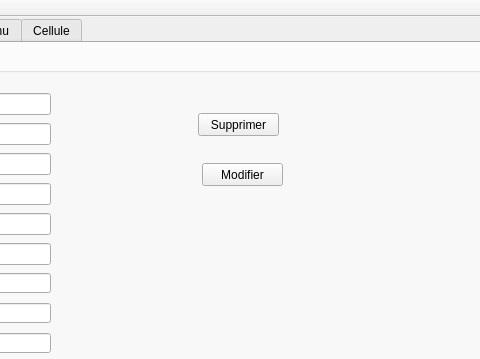
Qt form mainwindow.ui (nefissaKhiari/Smart_Police_Station_2A20) before a commit; both pictures show x 164 to 644 and y 0 to 359 of the 1011 by 837 pixel window.
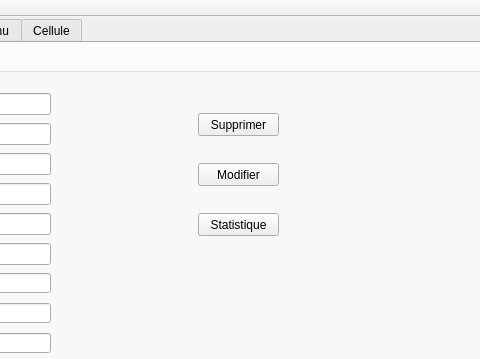
The same form after that commit. The open tabs and pages were chosen to show the change.

```diff
--- a/mainwindow.ui
+++ b/mainwindow.ui
@@ -314,7 +314,7 @@
       <widget class="QPushButton" name="pb_modifier">
        <property name="geometry">
         <rect>
-         <x>364</x>
+         <x>360</x>
          <y>110</y>
          <width>81</width>
          <height>23</height>
@@ -337,6 +337,19 @@
         <string>Génerer pdf</string>
        </property>
       </widget>
+      <widget class="QPushButton" name="pushButton">
+       <property name="geometry">
+        <rect>
+         <x>360</x>
+         <y>160</y>
+         <width>81</width>
+         <height>23</height>
+        </rect>
+       </property>
+       <property name="text">
+        <string>Statistique</string>
+       </property>
+      </widget>
      </widget>
     </widget>
     <widget class="QWidget" name="tab_3">
```
Left out of the diff: 11 changed lines with no effect on the pictures.
